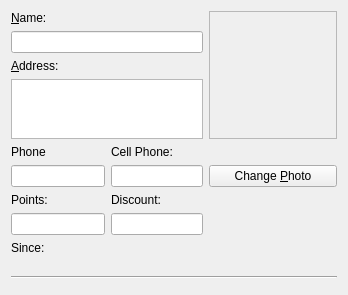
Qt form squeeze/src/ui/editclient_widget.ui (miguelchavez/lemonpos) before a commit.
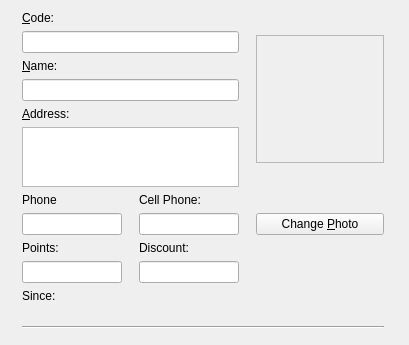
The same form after that commit. Custom widgets are drawn as their Qt base class.

Commit message: Support for identifying client IDs at the code inputbox.   *Support at database level   *Support at dataAccess API   *Support in lemon   *Support in squeeze to change/assign code.   *Support in lemon for config option for turn on/off and select mode of identification.

Patch:
```diff
--- a/squeeze/src/ui/editclient_widget.ui
+++ b/squeeze/src/ui/editclient_widget.ui
@@ -6,8 +6,8 @@
    <rect>
     <x>0</x>
     <y>0</y>
-    <width>348</width>
-    <height>295</height>
+    <width>409</width>
+    <height>345</height>
    </rect>
   </property>
   <property name="windowTitle">
@@ -17,14 +17,14 @@
    <item row="0" column="0">
     <widget class="QLabel" name="label_14">
      <property name="text">
-      <string>&amp;Name:</string>
+      <string>&amp;Code:</string>
      </property>
      <property name="buddy">
       <cstring>editClientName</cstring>
      </property>
     </widget>
    </item>
-   <item row="0" column="2" rowspan="4">
+   <item row="0" column="2" rowspan="6">
     <widget class="QLabel" name="labelClientPhoto">
      <property name="sizePolicy">
       <sizepolicy hsizetype="Maximum" vsizetype="Maximum">
@@ -52,10 +52,10 @@
      </property>
     </widget>
    </item>
-   <item row="1" column="0" colspan="2">
+   <item row="3" column="0" colspan="2">
     <widget class="MibitLineEdit" name="editClientName"/>
    </item>
-   <item row="2" column="0">
+   <item row="4" column="0">
     <widget class="QLabel" name="label_16">
      <property name="text">
       <string>&amp;Address:</string>
@@ -65,7 +65,7 @@
      </property>
     </widget>
    </item>
-   <item row="3" column="0" colspan="2">
+   <item row="5" column="0" colspan="2">
     <widget class="QTextEdit" name="editClientAddress">
      <property name="maximumSize">
       <size>
@@ -81,7 +81,7 @@
      </property>
     </widget>
    </item>
-   <item row="4" column="0">
+   <item row="6" column="0">
     <widget class="QLabel" name="label_17">
      <property name="text">
       <string>Phone</string>
@@ -91,7 +91,7 @@
      </property>
     </widget>
    </item>
-   <item row="4" column="1">
+   <item row="6" column="1">
     <widget class="QLabel" name="label_18">
      <property name="text">
       <string>Cell Phone:</string>
@@ -101,7 +101,7 @@
      </property>
     </widget>
    </item>
-   <item row="5" column="0">
+   <item row="7" column="0">
     <widget class="MibitLineEdit" name="editClientPhone">
      <property name="minimumSize">
       <size>
@@ -117,7 +117,7 @@
      </property>
     </widget>
    </item>
-   <item row="5" column="1">
+   <item row="7" column="1">
     <widget class="MibitLineEdit" name="editClientCell">
      <property name="maximumSize">
       <size>
@@ -127,28 +127,28 @@
      </property>
     </widget>
    </item>
-   <item row="5" column="2">
+   <item row="7" column="2">
     <widget class="QPushButton" name="btnChangeClientPhoto">
      <property name="text">
       <string>Change &amp;Photo</string>
      </property>
     </widget>
    </item>
-   <item row="6" column="0">
+   <item row="8" column="0">
     <widget class="QLabel" name="label">
      <property name="text">
       <string>Points:</string>
      </property>
     </widget>
    </item>
-   <item row="6" column="1">
+   <item row="8" column="1">
     <widget class="QLabel" name="label_2">
      <property name="text">
       <string>Discount:</string>
      </property>
     </widget>
    </item>
-   <item row="7" column="0">
+   <item row="9" column="0">
     <widget class="MibitLineEdit" name="editClientPoints">
      <property name="minimumSize">
       <size>
@@ -164,7 +164,7 @@
      </property>
     </widget>
    </item>
-   <item row="7" column="1">
+   <item row="9" column="1">
     <widget class="MibitLineEdit" name="editClientDiscount">
      <property name="maximumSize">
       <size>
@@ -174,24 +174,24 @@
      </property>
     </widget>
    </item>
-   <item row="8" column="0">
+   <item row="10" column="0">
     <widget class="QLabel" name="label_3">
      <property name="text">
       <string>Since:</string>
      </property>
     </widget>
    </item>
-   <item row="9" column="0" colspan="2">
+   <item row="11" column="0" colspan="2">
     <widget class="KDateWidget" name="sinceDatePicker"/>
    </item>
-   <item row="10" column="0" colspan="3">
+   <item row="12" column="0" colspan="3">
     <widget class="Line" name="line">
      <property name="orientation">
       <enum>Qt::Horizontal</enum>
      </property>
     </widget>
    </item>
-   <item row="11" column="0">
+   <item row="13" column="0">
     <spacer name="verticalSpacer">
      <property name="orientation">
       <enum>Qt::Vertical</enum>
@@ -207,6 +207,19 @@
      </property>
     </spacer>
    </item>
+   <item row="1" column="0" colspan="2">
+    <widget class="MibitLineEdit" name="editClientCode"/>
+   </item>
+   <item row="2" column="0">
+    <widget class="QLabel" name="label_4">
+     <property name="text">
+      <string>&amp;Name:</string>
+     </property>
+     <property name="buddy">
+      <cstring>editClientName</cstring>
+     </property>
+    </widget>
+   </item>
   </layout>
  </widget>
  <customwidgets>
```
Left out of the diff: 6 changed lines with no effect on the pictures. The commit also changes 11 other files.
